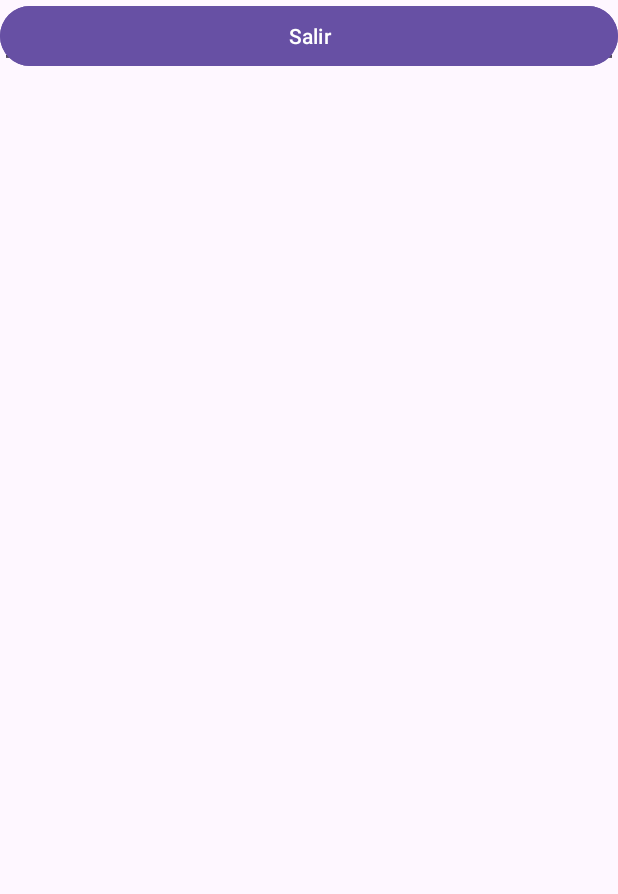
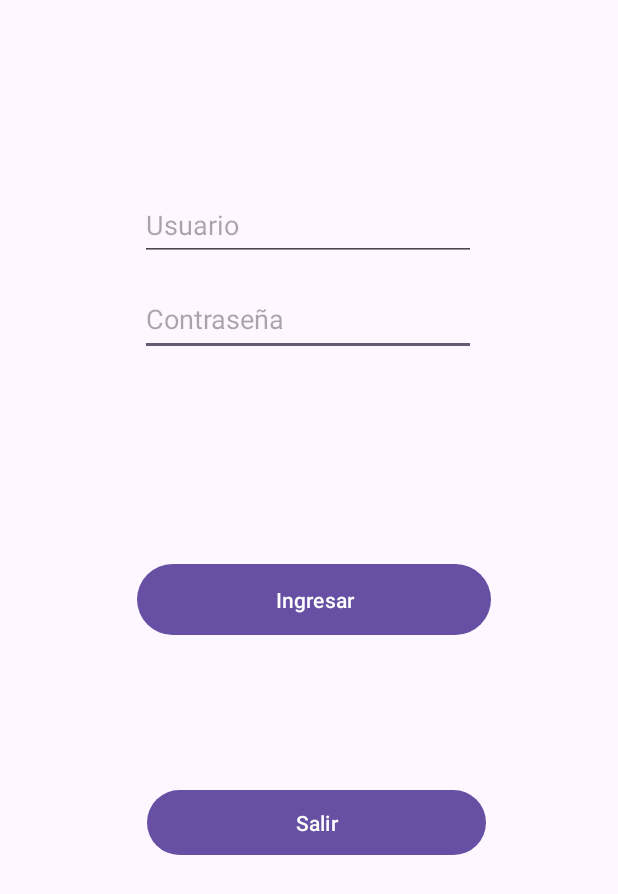
Before and after one commit to J0S3N/Proyecto1Moviles, an Android app: the screen it shows after launch (MainActivity before the commit, Pantalla_Inicio after it), on a phone screen of 412 x 824 dp. Shown: the top 894 px of the screen. Run offline under Robolectric (Android 15) with nearby library versions, the phone set to English and light mode, and no system bars.

Commit message:
Cambios varios

```diff
--- a/app/src/main/java/com/example/primerproyecto/MainActivity.kt
+++ /dev/null
@@ -1,30 +0,0 @@
-package com.example.primerproyecto
-
-import androidx.appcompat.app.AppCompatActivity
-import android.os.Bundle
-import android.widget.Button
-import android.widget.EditText
-
-class MainActivity : AppCompatActivity() {
-    override fun onCreate(savedInstanceState: Bundle?) {
-        super.onCreate(savedInstanceState)
-        setContentView(R.layout.activity_main)
-
-        val usernameEditText: EditText = findViewById(R.id.usernameEditText)
-        val passwordEditText: EditText = findViewById(R.id.passwordEditText)
-        val loginButton: Button = findViewById(R.id.loginButton)
-        val exitButton: Button = findViewById(R.id.exitButton)
-
-        loginButton.setOnClickListener {
-            val username = usernameEditText.text.toString()
-            val password = passwordEditText.text.toString()
-            // Aquí iría la lógica para verificar las credenciales y determinar el rol del usuario
-            // Navegar a la pantalla principal correspondiente basada en el rol del usuario
-        }
-
-        exitButton.setOnClickListener {
-            // Cerrar la aplicación
-            finish()
-        }
-    }
-}
--- /dev/null
+++ b/app/src/main/java/com/example/primerproyecto/administrativa/Agregar_Cliente.kt
@@ -0,0 +1,6 @@
+package com.example.primerproyecto.administrativa
+
+import androidx.appcompat.app.AppCompatActivity
+
+class Agregar_Cliente : AppCompatActivity()  {
+}
--- /dev/null
+++ b/app/src/main/java/com/example/primerproyecto/administrativa/Agregar_Prestamo.kt
@@ -0,0 +1,6 @@
+package com.example.primerproyecto.administrativa
+
+import androidx.appcompat.app.AppCompatActivity
+
+class Agregar_Prestamo : AppCompatActivity()  {
+}
--- /dev/null
+++ b/app/src/main/java/com/example/primerproyecto/cliente/Calcular_Cuota.kt
@@ -0,0 +1,6 @@
+package com.example.primerproyecto.cliente
+
+import androidx.appcompat.app.AppCompatActivity
+
+class Calcular_Cuota : AppCompatActivity()  {
+}
--- /dev/null
+++ b/app/src/main/java/com/example/primerproyecto/cliente/Gestionar_Ahorro.kt
@@ -0,0 +1,6 @@
+package com.example.primerproyecto.cliente
+
+import androidx.appcompat.app.AppCompatActivity
+
+class Gestionar_Ahorro : AppCompatActivity()  {
+}
--- /dev/null
+++ b/app/src/main/java/com/example/primerproyecto/cliente/Principal.kt
@@ -0,0 +1,6 @@
+package com.example.primerproyecto.cliente
+
+import androidx.appcompat.app.AppCompatActivity
+
+class Principal : AppCompatActivity()  {
+}
--- /dev/null
+++ b/app/src/main/java/com/example/primerproyecto/cliente/Ver_Informacion_Personal.kt
@@ -0,0 +1,6 @@
+package com.example.primerproyecto.cliente
+
+import androidx.appcompat.app.AppCompatActivity
+
+class Ver_Informacion_Personal : AppCompatActivity()  {
+}
--- /dev/null
+++ b/app/src/main/java/com/example/primerproyecto/cliente/Ver_Prestamo.kt
@@ -0,0 +1,6 @@
+package com.example.primerproyecto.cliente
+
+import androidx.appcompat.app.AppCompatActivity
+
+class Ver_Prestamo : AppCompatActivity() {
+}
--- a/app/src/main/res/layout/activity_main.xml
+++ /dev/null
@@ -1,42 +0,0 @@
-<?xml version="1.0" encoding="utf-8"?>
-<androidx.constraintlayout.widget.ConstraintLayout xmlns:android="http://schemas.android.com/apk/res/android"
-    xmlns:app="http://schemas.android.com/apk/res-auto"
-    xmlns:tools="http://schemas.android.com/tools"
-    android:layout_width="match_parent"
-    android:layout_height="match_parent"
-    tools:context=".MainActivity">
-
-    <EditText
-        android:id="@+id/usernameEditText"
-        android:layout_width="match_parent"
-        android:layout_height="wrap_content"
-        android:hint="@string/username"
-        tools:layout_editor_absoluteX="0dp"
-        tools:layout_editor_absoluteY="126dp" />
-
-    <EditText
-        android:id="@+id/passwordEditText"
-        android:layout_width="match_parent"
-        android:layout_height="wrap_content"
-        android:hint="@string/password"
-        android:inputType="textPassword"
-        tools:layout_editor_absoluteX="0dp"
-        tools:layout_editor_absoluteY="191dp" />
-
-    <Button
-        android:id="@+id/loginButton"
-        android:layout_width="match_parent"
-        android:layout_height="wrap_content"
-        android:text="@string/login"
-        tools:layout_editor_absoluteX="0dp"
-        tools:layout_editor_absoluteY="315dp" />
-
-    <Button
-        android:id="@+id/exitButton"
-        android:layout_width="match_parent"
-        android:layout_height="wrap_content"
-        android:text="@string/exit"
-        tools:layout_editor_absoluteX="0dp"
-        tools:layout_editor_absoluteY="399dp" />
-
-</androidx.constraintlayout.widget.ConstraintLayout>
--- /dev/null
+++ b/app/src/main/res/layout/pantalla_inicio.xml
@@ -0,0 +1,67 @@
+<?xml version="1.0" encoding="utf-8"?>
+<androidx.constraintlayout.widget.ConstraintLayout xmlns:android="http://schemas.android.com/apk/res/android"
+    xmlns:app="http://schemas.android.com/apk/res-auto"
+    xmlns:tools="http://schemas.android.com/tools"
+    android:layout_width="match_parent"
+    android:layout_height="match_parent"
+    tools:context=".Pantalla_Inicio">
+
+    <EditText
+        android:id="@+id/passwordEditText"
+        android:layout_width="224dp"
+        android:layout_height="50dp"
+        android:layout_marginTop="13dp"
+        android:layout_marginBottom="495dp"
+        android:hint="@string/password"
+        android:inputType="textPassword"
+        app:layout_constraintBottom_toBottomOf="parent"
+        app:layout_constraintEnd_toEndOf="@+id/usernameEditText"
+        app:layout_constraintTop_toBottomOf="@+id/usernameEditText"
+        app:layout_constraintVertical_bias="0.0" />
+
+    <EditText
+        android:id="@+id/usernameEditText"
+        android:layout_width="224dp"
+        android:layout_height="48dp"
+        android:layout_marginTop="126dp"
+        android:layout_marginBottom="560dp"
+        android:hint="@string/username"
+        app:layout_constraintBottom_toBottomOf="parent"
+        app:layout_constraintEnd_toEndOf="parent"
+        app:layout_constraintHorizontal_bias="0.497"
+        app:layout_constraintStart_toStartOf="parent"
+        app:layout_constraintTop_toTopOf="parent"
+        app:layout_constraintVertical_bias="0.0" />
+
+    <Button
+        android:id="@+id/loginButton"
+        android:layout_width="236dp"
+        android:layout_height="55dp"
+        android:layout_marginStart="92dp"
+        android:layout_marginTop="372dp"
+        android:layout_marginEnd="86dp"
+        android:layout_marginBottom="311dp"
+        android:text="@string/login"
+        app:layout_constraintBottom_toBottomOf="parent"
+        app:layout_constraintEnd_toEndOf="parent"
+        app:layout_constraintStart_toStartOf="parent"
+        app:layout_constraintTop_toTopOf="parent"
+        app:layout_constraintVertical_bias="0.0" />
+
+    <Button
+        android:id="@+id/exitButton"
+        android:layout_width="226dp"
+        android:layout_height="51dp"
+        android:layout_marginStart="54dp"
+        android:layout_marginTop="432dp"
+        android:layout_marginEnd="53dp"
+        android:layout_marginBottom="250dp"
+        android:text="@string/exit"
+        app:layout_constraintBottom_toBottomOf="parent"
+        app:layout_constraintEnd_toEndOf="parent"
+        app:layout_constraintHorizontal_bias="0.563"
+        app:layout_constraintStart_toStartOf="parent"
+        app:layout_constraintTop_toTopOf="parent"
+        app:layout_constraintVertical_bias="1.0" />
+
+</androidx.constraintlayout.widget.ConstraintLayout>
```
Also changed, not shown: app/src/main/AndroidManifest.xml (+41 -1 lines), app/src/main/java/com/example/primerproyecto/AdminHelper.java (+6 -1 lines), app/src/main/java/com/example/primerproyecto/Pantalla_Inicio.kt (added, +74 -0 lines), app/src/main/java/com/example/primerproyecto/administrativa/Principal.kt (added, +40 -0 lines), app/src/main/res/layout/administrativa_agregar_cliente.xml (added, +89 -0 lines), app/src/main/res/layout/administrativa_principal.xml (added, +65 -0 lines), app/src/main/res/values/strings.xml (+17 -0 lines).
